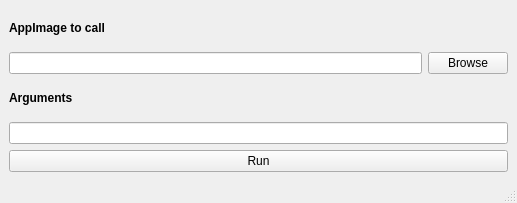
Above: qt/mainwindow.ui from MrMontag/appimage-via-appimage before the change. Below: the same form after it.
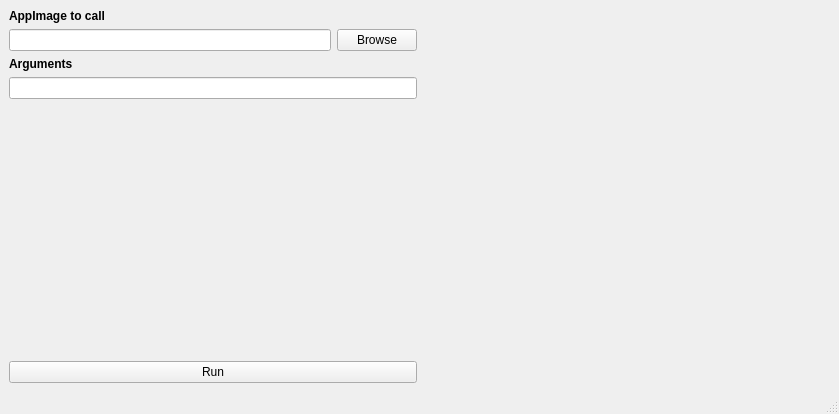
That is the form after the change. Custom widgets are drawn as their Qt base class.

Diff of the .ui file:
```diff
--- a/qt/mainwindow.ui
+++ b/qt/mainwindow.ui
@@ -6,14 +6,16 @@
    <rect>
     <x>0</x>
     <y>0</y>
-    <width>517</width>
-    <height>203</height>
+    <width>839</width>
+    <height>414</height>
    </rect>
   </property>
   <property name="windowTitle">
    <string>Run AppImage</string>
   </property>
   <widget class="QWidget" name="centralwidget">
+   <layout class="QHBoxLayout" name="horizontalLayout_2">
+    <item>
    <layout class="QVBoxLayout" name="verticalLayout">
     <item>
      <widget class="QLabel" name="label">
@@ -58,6 +60,19 @@
     <item>
      <widget class="QLineEdit" name="argEdit"/>
     </item>
+      <item>
+       <spacer name="verticalSpacer">
+        <property name="orientation">
+         <enum>Qt::Vertical</enum>
+        </property>
+        <property name="sizeHint" stdset="0">
+         <size>
+          <width>20</width>
+          <height>40</height>
+         </size>
+        </property>
+       </spacer>
+      </item>
     <item>
      <widget class="QPushButton" name="pushButton">
       <property name="text">
@@ -66,6 +81,18 @@
      </widget>
     </item>
    </layout>
+    </item>
+    <item>
+     <widget class="WebEngine" name="webWidget" native="true">
+      <property name="sizePolicy">
+       <sizepolicy hsizetype="Expanding" vsizetype="Preferred">
+        <horstretch>0</horstretch>
+        <verstretch>0</verstretch>
+       </sizepolicy>
+      </property>
+     </widget>
+    </item>
+   </layout>
   </widget>
   <widget class="QMenuBar" name="menubar">
    <property name="geometry">
@@ -79,6 +106,14 @@
   </widget>
   <widget class="QStatusBar" name="statusbar"/>
  </widget>
+ <customwidgets>
+  <customwidget>
+   <class>WebEngine</class>
+   <extends>QWidget</extends>
+   <header>webengine.h</header>
+   <container>1</container>
+  </customwidget>
+ </customwidgets>
  <resources/>
  <connections/>
 </ui>
```
Left out of the diff: 2 changed lines with no effect on the pictures. Lines whose indentation alone changed are shown as unchanged.
